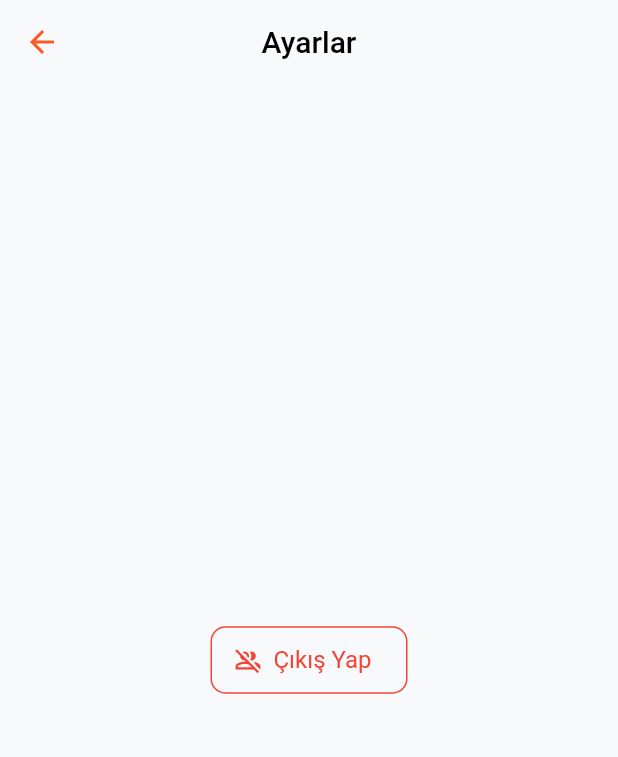
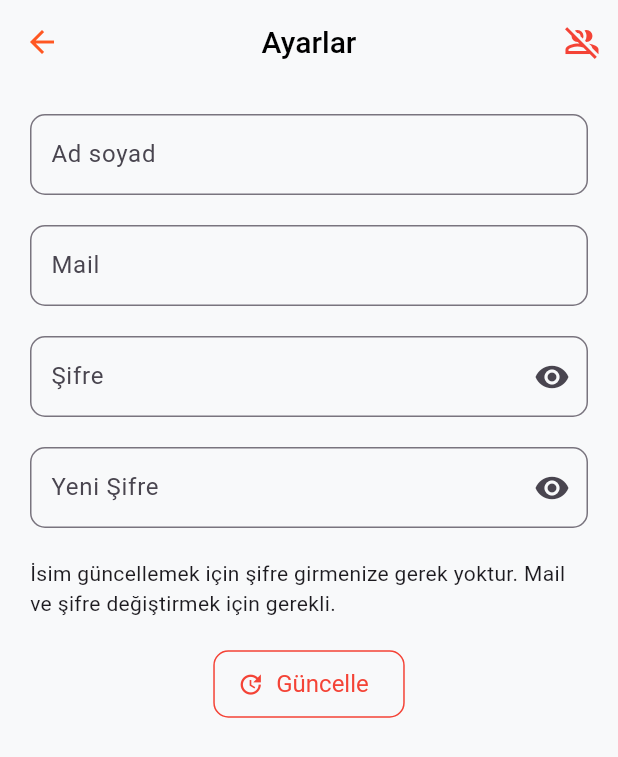
Before and after one commit to Emir1719/Laundry, a Flutter app: the HomeView screen opened by its route, after a tap on the "settings" icon, on a phone screen of 412 x 824 dp. Shown: the top 757 px of the screen. Run offline on Flutter 3.47's test engine with Material 3 defaults, Android fonts, the phone set to English and light mode, and no system bars; our stand-ins replace cloud_firestore, firebase_auth, firebase_core, firebase_messaging, get, get_it; missing offline and left inert: qr_code_scanner; accounts and stored records are empty.

Commit message:
ayarlar kısmı değişmeye başladı

```diff
--- a/lib/controller/form_controller.dart
+++ b/lib/controller/form_controller.dart
@@ -14,7 +14,6 @@ class FormController extends GetxController {
       mode = TextEditingController(),
       comment = TextEditingController();
   final _repository = locator<DatabaseRepository>();
-  var isValueLoaded = false.obs;
 
   FormController() {
     getValues();
@@ -36,7 +35,6 @@ class FormController extends GetxController {
       setComment(comment.text);
       setDegree(degree.text);
       setMode(mode.text);
-      isValueLoaded.value = true;
     }
     LoadingBar.close();
   }
@@ -73,6 +71,8 @@ class FormController extends GetxController {
         if (result) {
           AppMessage.show(title: "İşlem Başarılı", message: "Kıyafetleriniz Sıraya Alınmıştır.");
         }
+      } else {
+        AppMessage.show(title: "İlk üç alanı lütfen doldurun", message: "Bazı alanlar zorunlu");
       }
     } catch (e) {
       print(e);
--- a/lib/controller/machine_controller.dart
+++ b/lib/controller/machine_controller.dart
@@ -59,9 +59,6 @@ class MachineController extends GetxController {
 
   void addMachine() async {
     machines.add(await repository.addMachine());
-    for (var i = 0; i < machines.length; i++) {
-      print(machines[i].id);
-    }
     update();
   }
 
--- a/lib/controller/notification.dart
+++ b/lib/controller/notification.dart
@@ -28,11 +28,12 @@ class NotificationController extends GetxController {
     setting();
     messaging.getToken().then((value) {
       repo.saveToken(value ?? "");
-      print("token: $value");
     });
   }
 
   void listenNoti() {
+    repo.currentUser().then((user) {
+      if (!user!.isAdmin) {
         FirebaseMessaging.onMessage.listen((RemoteMessage event) {
           AppMessage.showAlertDialog(
             context: Get.context!,
@@ -40,6 +41,8 @@ class NotificationController extends GetxController {
             message: event.notification!.body!,
             onSuccess: () {},
           );
+        });
+      }
     });
   }
 
@@ -110,11 +113,13 @@ class NotificationController extends GetxController {
       'Authorization': 'key=$serverKey',
     };
 
+    var tokenss = tokens.map((token) => token).toList();
+
     final http.Response response = await http.post(
       uri,
       headers: headers,
       body: jsonEncode({
-        'registration_ids': tokens.map((token) => token.trim()).toList(),
+        'registration_ids': tokenss, // Use 'registration_ids' for multiple tokens
         'data': {'via': 'FlutterFire Cloud Messaging!!!', 'count': 1},
         'notification': {
           'title': title.trim(),
--- /dev/null
+++ b/lib/controller/setting.dart
@@ -0,0 +1,30 @@
+import 'package:flutter/material.dart';
+import 'package:get/get.dart';
+import 'package:laundry/locator.dart';
+import 'package:laundry/model/user.dart';
+import 'package:laundry/service/database_repository.dart';
+import 'package:laundry/widget/loading_bar.dart';
+
+class SettingController extends GetxController {
+  var name = TextEditingController(), mail = TextEditingController(), password = TextEditingController();
+  final _repository = locator<DatabaseRepository>();
+
+  SettingController() {
+    getValues();
+  }
+
+  Future<void> getValues() async {
+    AppUser? user = await _repository.currentUser();
+    if (user == null) {
+      return;
+    }
+    LoadingBar.open();
+    name.text = user.name;
+    mail.text = user.email;
+    LoadingBar.close();
+  }
+
+  void onTab() {
+    print(name.text);
+  }
+}
--- a/lib/service/firebase_auth_service.dart
+++ b/lib/service/firebase_auth_service.dart
@@ -2,6 +2,7 @@
 import 'package:firebase_auth/firebase_auth.dart';
 import 'package:get/get.dart';
 import 'package:laundry/controller/auth_controller.dart';
+import 'package:laundry/controller/auth_validator.dart';
 import 'package:laundry/locator.dart';
 import 'package:laundry/model/user.dart';
 import 'package:laundry/service/firestore.dart';
@@ -32,8 +33,8 @@ class FirebaseAuthService implements AuthBase {
       User? user = _auth.currentUser;
       AppUser? appUser = await _database.getUser(user!.uid);
       return appUser;
-    } catch (e) {
-      print("currentUser fonksiyonunda hata çıktı: ${e.toString()}");
+    } on FirebaseAuthException catch (e) {
+      AuthValidator.getMessageAuth(e);
     }
     return null;
   }
@@ -43,8 +44,8 @@ class FirebaseAuthService implements AuthBase {
     try {
       await _auth.signOut();
       return true;
-    } catch (e) {
-      print("signOut fonksiyonunda hata çıktı: ${e.toString()}");
+    } on FirebaseAuthException catch (e) {
+      AuthValidator.getMessageAuth(e);
       return false;
     }
   }
@@ -54,7 +55,8 @@ class FirebaseAuthService implements AuthBase {
     try {
       UserCredential userCredential = await _auth.createUserWithEmailAndPassword(email: email, password: password);
       return _createUser(userCredential.user, false);
-    } on FirebaseException catch (e) {
+    } on FirebaseAuthException catch (e) {
+      AuthValidator.getMessageAuth(e);
       return null;
     }
   }
@@ -65,8 +67,8 @@ class FirebaseAuthService implements AuthBase {
       UserCredential userCredential = await _auth.signInWithEmailAndPassword(email: email, password: password);
       AppUser? appUser = await _database.getUser(userCredential.user!.uid);
       return _createUser(userCredential.user, appUser!.isAdmin);
-    } on FirebaseException catch (e) {
-      //print("signInWithEmailAndPassword fonksiyonunda hata çıktı: ${e.toString()}");
+    } on FirebaseAuthException catch (e) {
+      AuthValidator.getMessageAuth(e);
     }
     return null;
   }
--- a/lib/service/firestore.dart
+++ b/lib/service/firestore.dart
@@ -288,7 +288,7 @@ class Firestore implements Database {
   @override
   Future<List<String>> getAllToken() async {
     var ref = await _firestore.collection("tokens").get();
-    List<String> tokens = ref.docs.map((doc) => doc.data().toString()).toList();
+    List<String> tokens = ref.docs.map((doc) => doc.data()["token"].toString()).toList();
     return tokens;
   }
 }
--- a/lib/view/settings.dart
+++ b/lib/view/settings.dart
@@ -1,18 +1,50 @@
 import 'package:flutter/material.dart';
+import 'package:get/get.dart';
+import 'package:laundry/controller/setting.dart';
 import 'package:laundry/widget/buttons/sign_out.dart';
+import 'package:laundry/widget/buttons/update.dart';
+import 'package:laundry/widget/text_form_fields/text_mail.dart';
+import 'package:laundry/widget/text_form_fields/text_name.dart';
+import 'package:laundry/widget/text_form_fields/text_password.dart';
 
 class SettingsView extends StatelessWidget {
   const SettingsView({super.key});
 
   @override
   Widget build(BuildContext context) {
+    const space = SizedBox(height: 20);
+    final cont = Get.put(SettingController());
+
     return Scaffold(
-      appBar: AppBar(title: const Text("Ayarlar")),
-      body: const Center(
+      appBar: AppBar(title: const Text("Ayarlar"), actions: const [BtnSignOut()]),
+      body: Padding(
+        padding: const EdgeInsets.all(20.0),
         child: Column(
-          mainAxisAlignment: MainAxisAlignment.center,
           children: [
-            BtnSignOut(),
+            TextName(
+              controller: cont.name,
+              onChanged: (value) => "",
+            ),
+            space,
+            TextMail(
+              controller: cont.mail,
+              onChanged: (value) => "",
+            ),
+            space,
+            TextPassword(
+              controllerr: cont.password,
+              onChanged: (value) => "",
+            ),
+            space,
+            TextPassword(
+              label: "Yeni Şifre",
+              controllerr: cont.password,
+              onChanged: (value) => "",
+            ),
+            space,
+            const Text("İsim güncellemek için şifre girmenize gerek yoktur. Mail ve şifre değiştirmek için gerekli."),
+            space,
+            const BtnUpdate(),
           ],
         ),
       ),
--- a/lib/widget/buttons/sign_out.dart
+++ b/lib/widget/buttons/sign_out.dart
@@ -9,13 +9,11 @@ class BtnSignOut extends StatelessWidget {
   Widget build(BuildContext context) {
     final cont = Get.put(SignOutController());
 
-    return ElevatedButton.icon(
+    return IconButton(
       onPressed: cont.onTab,
-      label: const Text("Çıkış Yap"),
       icon: const Icon(Icons.group_off_outlined),
       style: ElevatedButton.styleFrom(
         foregroundColor: Colors.red,
-        side: const BorderSide(color: Colors.red),
       ),
     );
   }
--- /dev/null
+++ b/lib/widget/buttons/update.dart
@@ -0,0 +1,22 @@
+import 'package:flutter/material.dart';
+import 'package:get/get.dart';
+import 'package:laundry/controller/setting.dart';
+
+class BtnUpdate extends StatelessWidget {
+  const BtnUpdate({super.key});
+
+  @override
+  Widget build(BuildContext context) {
+    final cont = Get.put(SettingController());
+
+    return ElevatedButton.icon(
+      onPressed: cont.onTab,
+      label: const Text("Güncelle"),
+      icon: const Icon(Icons.update),
+      style: ElevatedButton.styleFrom(
+        foregroundColor: Colors.red,
+        side: const BorderSide(color: Colors.red),
+      ),
+    );
+  }
+}
--- a/lib/widget/text_form_fields/text_mail.dart
+++ b/lib/widget/text_form_fields/text_mail.dart
@@ -2,13 +2,15 @@ import 'package:flutter/material.dart';
 import 'package:laundry/widget/text_form_fields/text_form_field.dart';
 
 class TextMail extends StatelessWidget {
-  const TextMail({super.key, this.onChanged, this.validator});
+  const TextMail({super.key, this.onChanged, this.validator, this.controller});
   final Function(String)? onChanged;
   final String? Function(String?)? validator;
+  final TextEditingController? controller;
 
   @override
   Widget build(BuildContext context) {
     return AppTextField(
+      controller: controller,
       onChanged: (value) => onChanged!(value),
       validator: (value) => validator!(value),
       hintText: "Mail giriniz",
--- a/lib/widget/text_form_fields/text_name.dart
+++ b/lib/widget/text_form_fields/text_name.dart
@@ -2,13 +2,15 @@ import 'package:flutter/material.dart';
 import 'package:laundry/widget/text_form_fields/text_form_field.dart';
 
 class TextName extends StatelessWidget {
-  const TextName({super.key, this.onChanged, this.validator});
+  const TextName({super.key, this.onChanged, this.validator, this.controller});
   final Function(String)? onChanged;
   final String? Function(String?)? validator;
+  final TextEditingController? controller;
 
   @override
   Widget build(BuildContext context) {
     return AppTextField(
+      controller: controller,
       onChanged: (value) => onChanged!(value),
       validator: (value) => validator!(value),
       hintText: "Ad soyad giriniz",
--- a/lib/widget/text_form_fields/text_password.dart
+++ b/lib/widget/text_form_fields/text_password.dart
@@ -4,9 +4,18 @@ import 'package:laundry/controller/password_controller.dart';
 import 'package:laundry/widget/text_form_fields/text_form_field.dart';
 
 class TextPassword extends StatelessWidget {
-  const TextPassword({super.key, this.onChanged, this.validator});
+  const TextPassword({
+    super.key,
+    this.onChanged,
+    this.validator,
+    this.controllerr,
+    this.hint = "Şifre giriniz",
+    this.label = "Şifre",
+  });
   final Function(String)? onChanged;
   final String? Function(String?)? validator;
+  final TextEditingController? controllerr;
+  final String hint, label;
 
   @override
   Widget build(BuildContext context) {
@@ -16,9 +25,10 @@ class TextPassword extends StatelessWidget {
       () => AppTextField(
         onChanged: (value) => onChanged!(value),
         validator: (value) => validator!(value),
-        hintText: "Şifre giriniz",
-        labelText: "Şifre",
+        hintText: hint,
+        labelText: label,
         obscureText: controller.obscure.value,
+        controller: controllerr,
         suffixIcon: IconButton(
           onPressed: controller.toggle,
           icon: controller.obscure.value ? const Icon(Icons.visibility) : const Icon(Icons.visibility_off),
```
Also changed, not shown: lib/controller/announcement_controller.dart (+1 -10 lines), lib/controller/auth_validator.dart (added, +28 -0 lines), 5 other files. Lines whose indentation alone changed are shown as unchanged.
